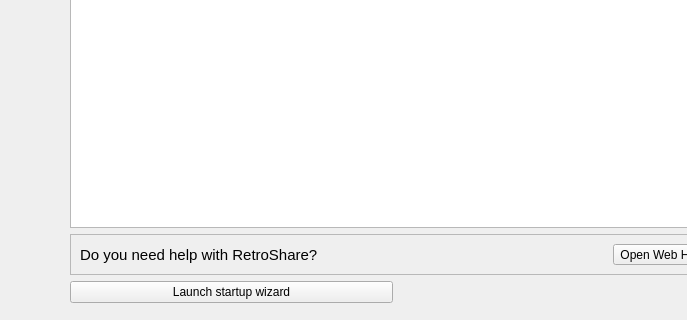
Above: retroshare-gui/src/gui/HomePage.ui from RetroShare/RetroShare before the change; both pictures show x 271 to 958 and y 547 to 867 of the 1334 by 867 pixel window. Below: the same form after it.
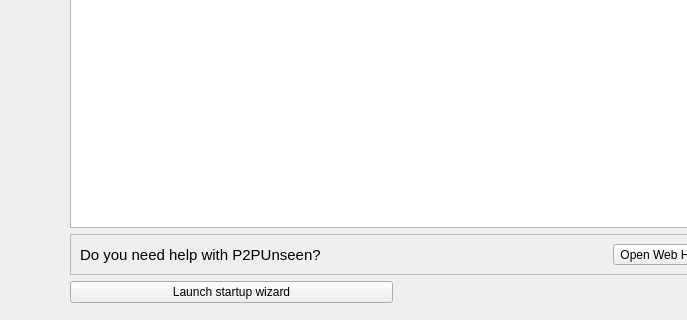
That is the form after the change. Icons and pictures are not drawn.

Commit message: replace content in HelpButton

```diff
--- a/retroshare-gui/src/gui/HomePage.ui
+++ b/retroshare-gui/src/gui/HomePage.ui
@@ -286,7 +286,7 @@
          </font>
         </property>
         <property name="text">
-         <string>Do you need help with RetroShare?</string>
+         <string>Do you need help with P2PUnseen?</string>
         </property>
        </widget>
       </item>
```
Left out of the diff: 2 changed lines with no effect on the pictures. The commit also changes 15 other files.
